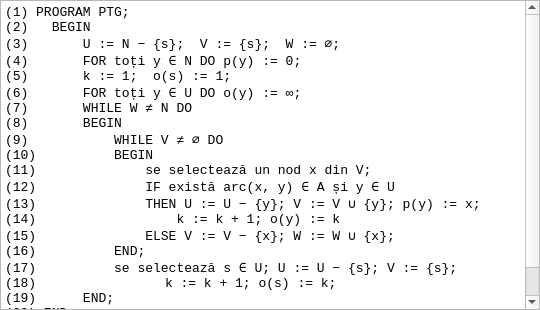
mariusunitbv/graphapp, file GraphApp/GraphApp/src/form/pseudocode/PseudocodeForm.ui: the form before one commit.
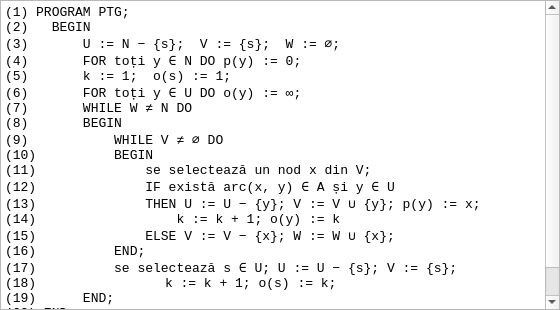
The form after the commit.

Patch:
```diff
--- a/GraphApp/GraphApp/src/form/pseudocode/PseudocodeForm.ui
+++ b/GraphApp/GraphApp/src/form/pseudocode/PseudocodeForm.ui
@@ -6,13 +6,13 @@
    <rect>
     <x>0</x>
     <y>0</y>
-    <width>540</width>
+    <width>560</width>
     <height>310</height>
    </rect>
   </property>
   <property name="minimumSize">
    <size>
-    <width>540</width>
+    <width>560</width>
     <height>310</height>
    </size>
   </property>
```
